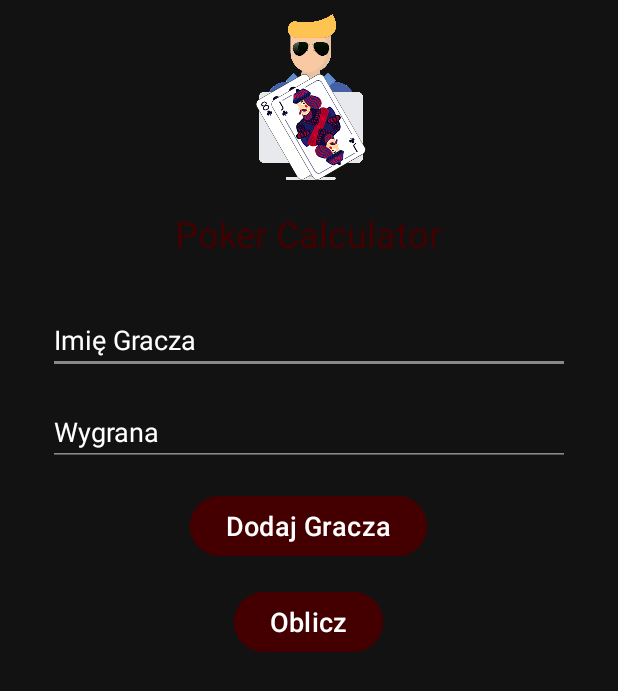
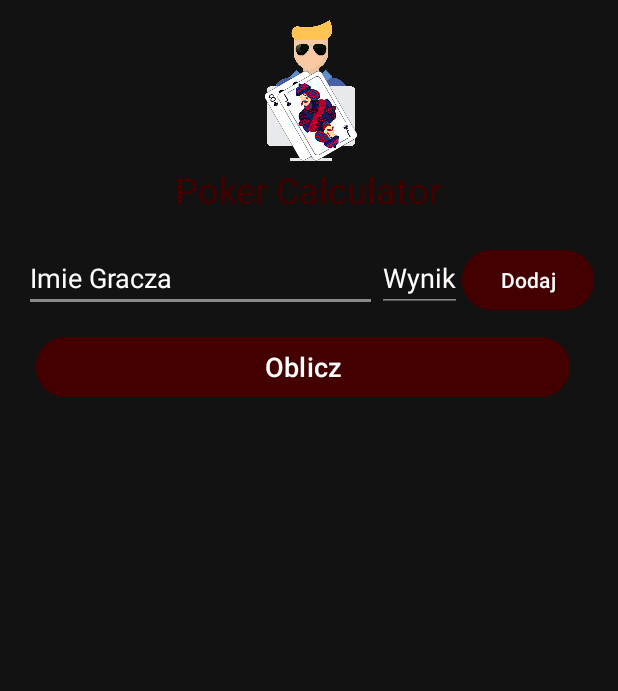
Before and after one commit to PejperO/PokerCalculator, an Android app: the screen it shows after launch (MainActivity), on a phone screen of 412 x 824 dp. Shown: the top 691 px of the screen. Run offline under Robolectric (Android 15) with nearby library versions, the phone set to English and light mode, and no system bars.

Commit message:
Edit Mode

```diff
--- a/app/src/main/res/layout/activity_main.xml
+++ b/app/src/main/res/layout/activity_main.xml
@@ -1,20 +1,21 @@
 <?xml version="1.0" encoding="utf-8"?>
 <RelativeLayout xmlns:android="http://schemas.android.com/apk/res/android"
     xmlns:tools="http://schemas.android.com/tools"
-    android:id="@+id/mainLayout"
     android:layout_width="match_parent"
     android:layout_height="match_parent"
     android:background="@color/dark_background"
+    android:paddingStart="16dp"
+    android:paddingEnd="16dp"
     tools:context=".MainActivity">
 
     <ImageView
         android:id="@+id/imageViewLogo"
-        android:layout_width="235dp"
-        android:layout_height="118dp"
+        android:layout_width="100dp"
+        android:layout_height="100dp"
         android:layout_alignParentTop="true"
         android:layout_centerHorizontal="true"
         android:layout_marginStart="32dp"
-        android:layout_marginTop="5dp"
+        android:layout_marginTop="10dp"
         android:layout_marginEnd="32dp"
         android:contentDescription="Logo"
         android:src="@drawable/logo" />
@@ -28,71 +29,89 @@
         android:textSize="24sp"
         android:layout_below="@id/imageViewLogo"
         android:layout_centerHorizontal="true"
-        android:layout_marginTop="16dp" />
+        android:layout_marginTop="0dp" />
+
+    <ScrollView
+        android:layout_width="match_parent"
+        android:layout_height="match_parent"
+        android:layout_below="@id/textViewTitle"
+        android:layout_marginTop="10dp"
+        android:fillViewport="true">
+
+        <RelativeLayout
+            android:layout_width="match_parent"
+            android:layout_height="wrap_content">
+
+            <LinearLayout
+                android:id="@+id/linearAddPlayer"
+                android:layout_width="match_parent"
+                android:layout_height="wrap_content"
+                android:orientation="horizontal"
+                android:padding="0dp"
+                android:layout_marginTop="10dp">
 
                 <EditText
                     android:id="@+id/editTextName"
-        android:layout_width="match_parent"
+                    android:layout_width="0dp"
+                    android:layout_weight="1"
                     android:layout_height="wrap_content"
-        android:hint="Imię Gracza"
-        android:textColorHint="@color/white"
-        android:textColor="@color/white"
+                    android:hint="Imie Gracza"
+                    android:textColorHint="@android:color/white"
+                    android:textColor="@android:color/white"
                     android:textSize="18sp"
-        android:backgroundTint="@color/transparent_white"
-        android:layout_below="@id/textViewTitle"
-        android:layout_marginTop="32dp"
-        android:layout_marginStart="32dp"
-        android:layout_marginEnd="32dp"/>
+                    android:backgroundTint="@color/transparent_white"/>
 
                 <EditText
                     android:id="@+id/editTextBalance"
-        android:layout_width="match_parent"
+                    android:layout_width="wrap_content"
                     android:layout_height="wrap_content"
-        android:hint="Wygrana"
-        android:textColorHint="@color/white"
-        android:textColor="@color/white"
+                    android:hint="Wynik"
+                    android:textColorHint="@android:color/white"
+                    android:textColor="@android:color/white"
                     android:textSize="18sp"
                     android:backgroundTint="@color/transparent_white"
-        android:inputType="numberSigned|numberDecimal"
-        android:layout_below="@id/editTextName"
-        android:layout_marginTop="16dp"
-        android:layout_marginStart="32dp"
-        android:layout_marginEnd="32dp"/>
+                    android:inputType="numberSigned|numberDecimal"/>
 
                 <Button
                     android:id="@+id/buttonAdd"
                     android:layout_width="wrap_content"
                     android:layout_height="wrap_content"
-        android:text="Dodaj Gracza"
-        android:textSize="18sp"
+                    android:text="Dodaj"
+                    android:textSize="14sp"
                     android:backgroundTint="@color/dark_red"
-        android:textColor="@android:color/white"
-        android:layout_below="@id/editTextBalance"
-        android:layout_marginTop="16dp"
-        android:layout_centerHorizontal="true"/>
+                    android:textColor="@android:color/white"/>
+            </LinearLayout>
+
+            <LinearLayout
+                android:id="@+id/buttonsLayout"
+                android:layout_width="match_parent"
+                android:layout_height="wrap_content"
+                android:orientation="horizontal"
+                android:layout_below="@id/linearAddPlayer"
+                android:layout_marginTop="10dp"
+                android:layout_centerHorizontal="true">
 
                 <Button
                     android:id="@+id/buttonCalculate"
-        android:layout_width="wrap_content"
+                    android:layout_width="0dp"
+                    android:layout_weight="1"
                     android:layout_height="wrap_content"
                     android:text="Oblicz"
                     android:textSize="18sp"
                     android:backgroundTint="@color/dark_red"
                     android:textColor="@android:color/white"
-        android:layout_below="@id/buttonAdd"
-        android:layout_marginTop="16dp"
-        android:layout_centerHorizontal="true"/>
+                    android:layout_marginStart="8dp"
+                    android:layout_marginEnd="16dp"/>
+            </LinearLayout>
 
-    <TextView
-        android:id="@+id/textViewPlayers"
-        android:layout_width="wrap_content"
+            <androidx.recyclerview.widget.RecyclerView
+                android:id="@+id/recyclerViewPlayers"
+                android:layout_width="match_parent"
                 android:layout_height="wrap_content"
-        android:text=""
-        android:textColor="@color/white"
-        android:textSize="18sp"
-        android:layout_below="@id/buttonCalculate"
-        android:layout_marginTop="32dp"
-        android:layout_centerHorizontal="true"/>
+                android:layout_below="@id/buttonsLayout"
+                android:layout_marginTop="10dp"
+                android:layout_marginStart="32dp"
+                android:layout_marginEnd="32dp"/>
 
             <TextView
                 android:id="@+id/textViewResult"
@@ -101,8 +120,11 @@
                 android:text=""
                 android:textColor="@color/white"
                 android:textSize="18sp"
-        android:layout_below="@id/textViewPlayers"
-        android:layout_marginTop="16dp"
+                android:layout_below="@id/recyclerViewPlayers"
+                android:layout_marginTop="10dp"
                 android:layout_centerHorizontal="true"/>
 
         </RelativeLayout>
+    </ScrollView>
+
+</RelativeLayout>
```
Also changed, not shown: app/src/main/java/com/example/pokercalculator/MainActivity.kt (+36 -23 lines), app/src/main/java/com/example/pokercalculator/PlayerAdapter.kt (added, +59 -0 lines), app/src/main/res/layout/player_item.xml (added, +38 -0 lines), 3 other files. Lines whose indentation alone changed are shown as unchanged.
